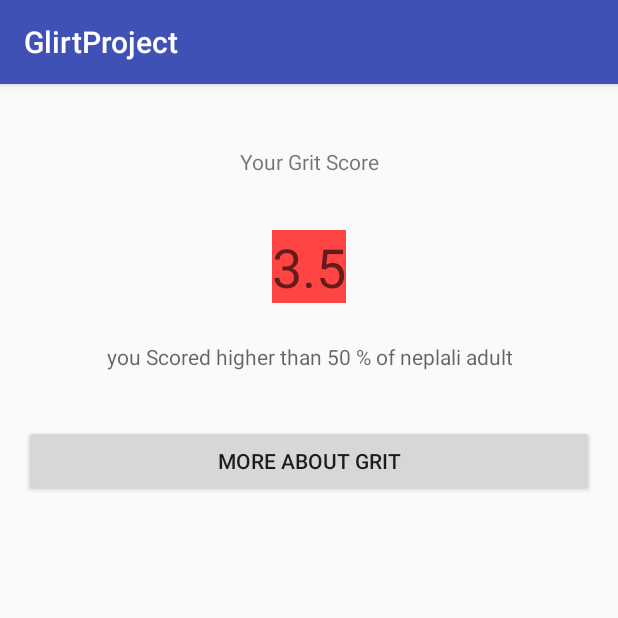
After one commit to SimonAstani/GritScaleProject, an Android app: the REsult screen opened directly, with no data from a screen before it, on a phone screen of 412 x 824 dp, the top half of it. The commit adds this screen. Run offline under Robolectric (Android 15) with nearby library versions, the phone set to English and light mode, and no system bars.

Commit message:
REsult activity added and working in it... to get result

```diff
--- a/app/build.gradle
+++ b/app/build.gradle
@@ -5,7 +5,7 @@ android {
     buildToolsVersion "24.0.2"
     defaultConfig {
         applicationId "com.example.simon.glirtproject"
-        minSdkVersion 19
+        minSdkVersion 24
         targetSdkVersion 24
         versionCode 1
         versionName "1.0"
--- a/app/src/main/AndroidManifest.xml
+++ b/app/src/main/AndroidManifest.xml
@@ -18,6 +18,7 @@
                 <category android:name="android.intent.category.LAUNCHER" />
             </intent-filter>
         </activity>
+        <activity android:name=".REsult"></activity>
     </application>
 
 </manifest>
--- /dev/null
+++ b/app/src/main/java/com/example/simon/glirtproject/REsult.java
@@ -0,0 +1,23 @@
+package com.example.simon.glirtproject;
+
+import android.content.Intent;
+import android.os.Bundle;
+import android.support.v7.app.AppCompatActivity;
+import android.widget.TextView;
+
+public class REsult extends AppCompatActivity {
+    TextView textView1;
+
+    @Override
+    protected void onCreate(Bundle savedInstanceState) {
+        super.onCreate(savedInstanceState);
+        setContentView(R.layout.activity_result);
+
+        textView1 = (TextView) findViewById(R.id.result);
+        Intent intent = getIntent();
+        String values = intent.getStringExtra("Gritvalue");
+        textView1.setText(values);
+
+
+    }
+}
--- /dev/null
+++ b/app/src/main/res/layout/activity_result.xml
@@ -0,0 +1,48 @@
+<?xml version="1.0" encoding="utf-8"?>
+<LinearLayout xmlns:android="http://schemas.android.com/apk/res/android"
+    xmlns:tools="http://schemas.android.com/tools"
+    android:id="@+id/activity_result"
+    android:layout_width="match_parent"
+    android:layout_height="match_parent"
+    android:orientation="vertical"
+    android:paddingBottom="@dimen/activity_vertical_margin"
+    android:paddingLeft="@dimen/activity_horizontal_margin"
+    android:paddingRight="@dimen/activity_horizontal_margin"
+    android:paddingTop="@dimen/activity_vertical_margin"
+    tools:context="com.example.simon.glirtproject.REsult">
+
+    <TextView
+        android:layout_width="match_parent"
+        android:layout_height="wrap_content"
+        android:layout_alignParentTop="true"
+        android:layout_marginBottom="36dp"
+        android:layout_marginTop="26dp"
+        android:gravity="center"
+        android:text="Your Grit Score" />
+
+    <TextView
+        android:id="@+id/result"
+        android:layout_width="wrap_content"
+        android:layout_height="wrap_content"
+        android:layout_alignStart="@+id/textView"
+        android:layout_below="@+id/textView"
+        android:layout_gravity="center"
+        android:background="@android:color/holo_red_light"
+        android:hint="3.5"
+        android:textSize="36sp" />
+    <TextView
+        android:id="@+id/textView"
+        android:layout_width="match_parent"
+        android:layout_height="wrap_content"
+        android:layout_alignParentTop="true"
+        android:layout_marginBottom="36dp"
+        android:layout_marginTop="26dp"
+        android:gravity="center"
+        android:hint="you Scored higher than 50 % of neplali adult" />
+
+    <Button
+        android:id="@+id/button"
+        android:layout_width="match_parent"
+        android:layout_height="wrap_content"
+        android:text="More About Grit" />
+</LinearLayout>
```
Also changed, not shown: app/src/main/java/com/example/simon/glirtproject/MainActivity.java (+41 -18 lines).
